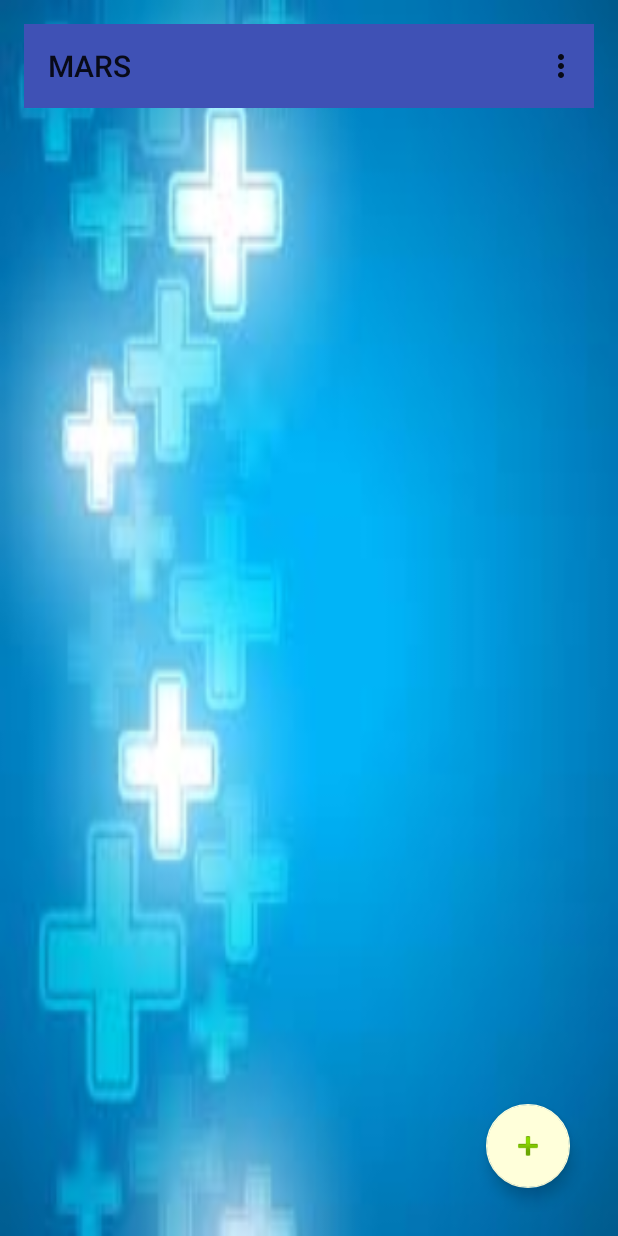
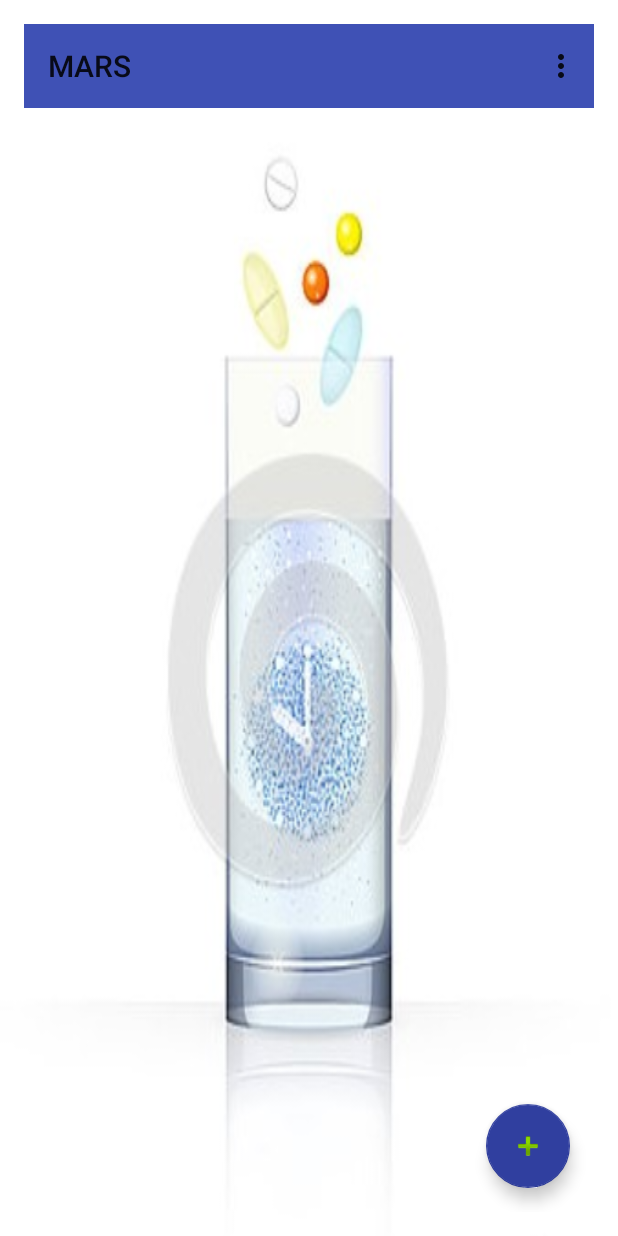
Before and after one commit to pareshkasare/ASE_Project, an Android app: the MainActivity screen opened directly, with no data from a screen before it, on a phone screen of 412 x 824 dp. Run offline under Robolectric (Android 15) with nearby library versions, the phone set to English and light mode, and no system bars.

Commit message:
Screenshots inc 3

```diff
--- a/Source/MARS/app/src/main/res/layout/activity_main.xml
+++ b/Source/MARS/app/src/main/res/layout/activity_main.xml
@@ -9,7 +9,7 @@
     android:paddingLeft="@dimen/activity_horizontal_margin"
     android:paddingRight="@dimen/activity_horizontal_margin"
     android:paddingTop="@dimen/activity_vertical_margin"
-    android:background="@drawable/bg2"
+    android:background="@drawable/bg4"
     tools:context="com.example.ved.MARS.MainActivity">
 
 
@@ -56,7 +56,7 @@
         android:layout_alignParentRight="true"
         android:layout_gravity="bottom|end"
         android:layout_margin="@dimen/fab_margin"
-        app:backgroundTint="@color/colorListBack"
+        app:backgroundTint="@color/colorPrimaryDark"
         app:srcCompat="@android:drawable/ic_input_add" />
 
 </RelativeLayout>
```
Also changed, not shown: Source/MARS/app/src/main/res/layout/activity_register.xml (+6 -1 lines), Source/MARS/app/src/main/res/drawable/bg4.jpg (added), 10 other files.
